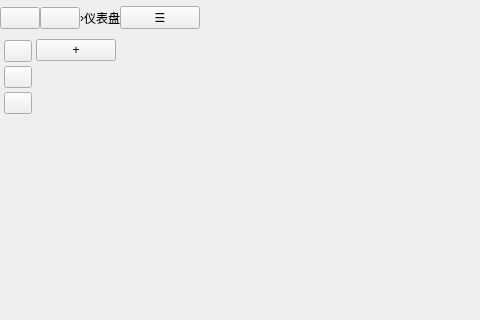
First picture: the form in Sources/Froms/MainWindow.ui, repository FixLater/image-text, before the edit; both pictures show x 0 to 480 and y 0 to 320 of the 1000 by 620 pixel window.
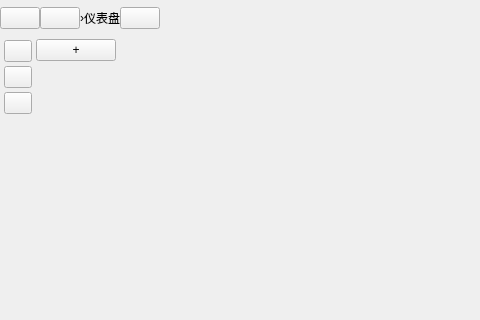
Second picture: the form after the edit.

What changed in the file:
```diff
--- a/Sources/Froms/MainWindow.ui
+++ b/Sources/Froms/MainWindow.ui
@@ -91,7 +91,7 @@
           <item>
            <widget class="QPushButton" name="viewToggleBtn">
             <property name="text">
-             <string>☰</string>
+              <string/>
             </property>
             <property name="toolTip">
              <string>切换视图</string>
```
Lines whose indentation alone changed are shown as unchanged.
